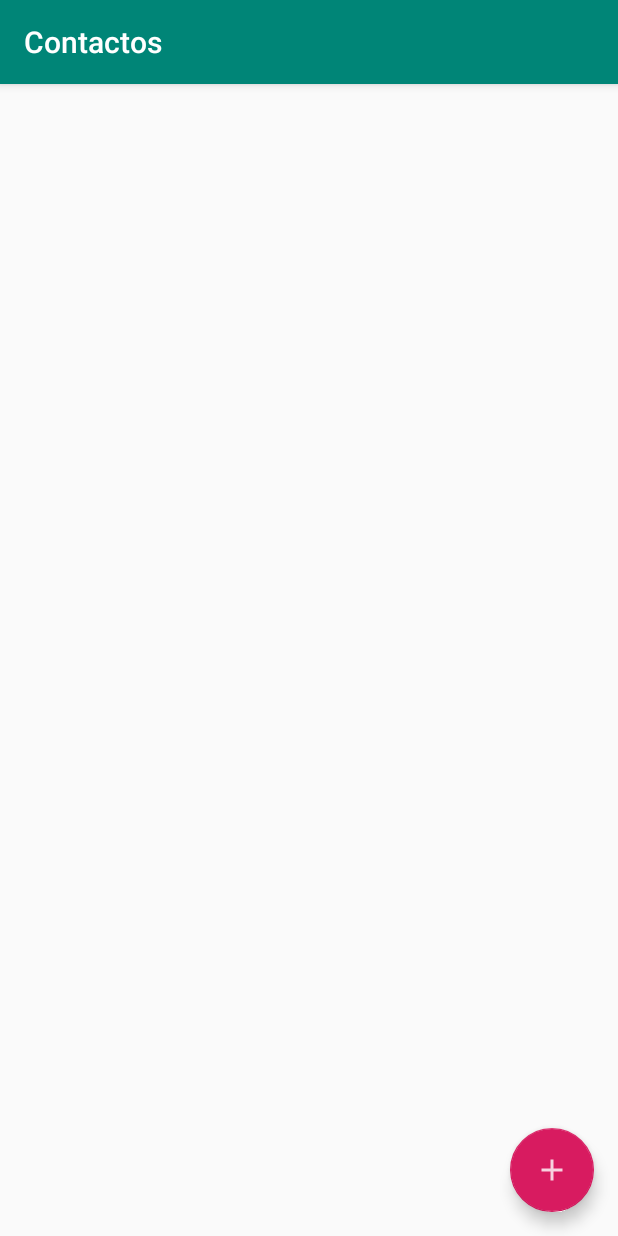
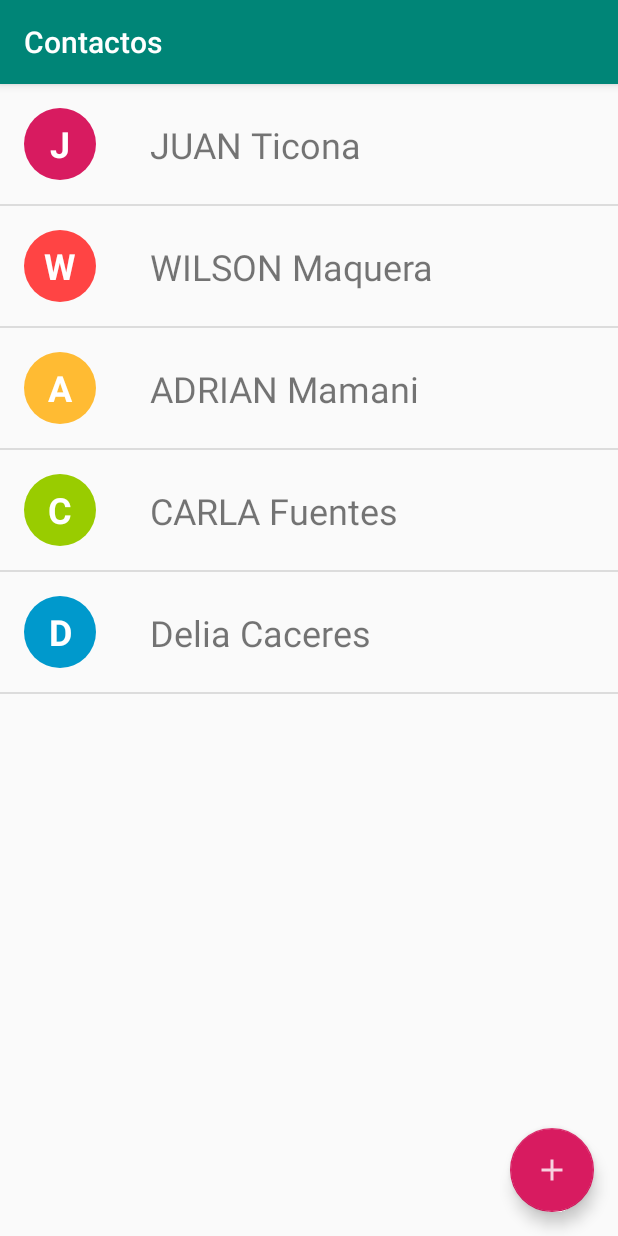
Before and after one commit to ArlynC/ORMRoom, an Android app: the screen it shows after launch (MainActivity), on a phone screen of 412 x 824 dp. Run offline under Robolectric (Android 15) with nearby library versions, the phone set to English and light mode, and no system bars.

Commit message:
recyclerview

```diff
--- a/app/src/main/AndroidManifest.xml
+++ b/app/src/main/AndroidManifest.xml
@@ -9,7 +9,8 @@
         android:roundIcon="@mipmap/ic_launcher_round"
         android:supportsRtl="true"
         android:theme="@style/AppTheme">
-        <activity android:name=".CreateContact"></activity>
+        <activity android:name=".UpdateContact"></activity>
+        <activity android:name=".CreateContact" />
         <activity android:name=".MainActivity">
             <intent-filter>
                 <action android:name="android.intent.action.MAIN" />
--- /dev/null
+++ b/app/src/main/java/com/example/ormroomupt/AdapterContacto.java
@@ -0,0 +1,57 @@
+package com.example.ormroomupt;
+
+import android.content.Context;
+import android.content.Intent;
+import android.graphics.drawable.GradientDrawable;
+import android.view.LayoutInflater;
+import android.view.View;
+import android.view.ViewGroup;
+import android.widget.TextView;
+
+import androidx.recyclerview.widget.RecyclerView;
+
+import java.util.ArrayList;
+import java.util.List;
+
+public class AdapterContacto extends RecyclerView.Adapter<AdapterContacto.ViewHolder> {
+    private LayoutInflater inflador; List<Contacto> contactList; Context micontext; private int[] colors;
+    public AdapterContacto(Context context, ArrayList<Contacto> contactList, int[] colors) {
+        this.contactList= contactList; this.micontext=context; this.colors = colors;
+        inflador = (LayoutInflater) context.getSystemService(Context.LAYOUT_INFLATER_SERVICE);
+    }
+    @Override
+    public ViewHolder onCreateViewHolder(ViewGroup parent, int viewType) {
+        View v = inflador.inflate(R.layout.item_contacto, parent, false);return new ViewHolder(v);
+    }
+    @Override
+    public void onBindViewHolder(ViewHolder holder, final int i) {
+        Contacto contact = contactList.get(i);
+        String fullName = contact.getFirstName() + " " + contact.getLastName();
+        holder.mNameTextView.setText(fullName);
+        String initial = contact.getFirstName().toUpperCase().substring(0, 1);
+        holder.mInitialsTextView.setText(initial);
+        holder.mInitialsBackground.setColor(colors[i % colors.length]);
+        holder.itemView.setOnClickListener(new View.OnClickListener(){
+            @Override
+            public void onClick(View v) {
+                Intent intent = new Intent(micontext, UpdateContact.class);
+                intent.putExtra(UpdateContact.EXTRA_CONTACT_ID, contact.getPhoneNumber());
+                ((MainActivity)micontext).startActivityForResult(intent, 2);
+            }
+        });
+    }
+    @Override
+    public int getItemCount() { return contactList.size(); }
+    public class ViewHolder extends RecyclerView.ViewHolder {
+        private TextView mNameTextView;private TextView mInitialsTextView;private GradientDrawable mInitialsBackground;
+        ViewHolder(View itemView) {
+            super(itemView);
+            mInitialsTextView = itemView.findViewById(R.id.initialsTextView);
+            mNameTextView = itemView.findViewById(R.id.nameTextView);
+            mInitialsBackground = (GradientDrawable) mInitialsTextView.getBackground();
+        }
+    }
+    void updateData(List<Contacto> contacts) {
+        this.contactList = contacts; notifyDataSetChanged();
+    }
+}
--- /dev/null
+++ b/app/src/main/java/com/example/ormroomupt/Contacto.java
@@ -0,0 +1,43 @@
+package com.example.ormroomupt;
+
+import androidx.annotation.NonNull;
+
+import java.util.Date;
+
+public class Contacto {
+    private String firstName;
+    private String lastName;
+    @NonNull
+    private String phoneNumber;
+    private Date createdDate;
+    public Contacto(String firstName, String lastName, @NonNull String phoneNumber) {
+        this.firstName = firstName;
+        this.lastName = lastName;
+        this.phoneNumber = phoneNumber;
+    }
+    public String getFirstName() {
+        return firstName;
+    }
+    public void setFirstName(String firstName) {
+        this.firstName = firstName;
+    }
+    public String getLastName() {
+        return lastName;
+    }
+    public void setLastName(String lastName) {
+        this.lastName = lastName;
+    }
+    @NonNull
+    public String getPhoneNumber() {
+        return phoneNumber;
+    }
+    public void setPhoneNumber(@NonNull String phoneNumber) {
+        this.phoneNumber = phoneNumber;
+    }
+    public Date getCreatedDate() {
+        return createdDate;
+    }
+    public void setCreatedDate(Date createdDate) {
+        this.createdDate = createdDate;
+    }
+}
--- a/app/src/main/java/com/example/ormroomupt/MainActivity.java
+++ b/app/src/main/java/com/example/ormroomupt/MainActivity.java
@@ -1,6 +1,9 @@
 package com.example.ormroomupt;
 
 import androidx.appcompat.app.AppCompatActivity;
+import androidx.core.content.ContextCompat;
+import androidx.recyclerview.widget.LinearLayoutManager;
+import androidx.recyclerview.widget.RecyclerView;
 
 import android.content.Intent;
 import android.os.Bundle;
@@ -8,11 +11,18 @@ import android.view.View;
 
 import com.google.android.material.floatingactionbutton.FloatingActionButton;
 
+import java.util.ArrayList;
+import java.util.List;
+
 public class MainActivity extends AppCompatActivity {
 
     private FloatingActionButton mAddContactFloatingActionButton;
     private static final int RC_CREATE_CONTACT = 1;
     private static final int RC_UPDATE_CONTACT = 2;
+
+    private RecyclerView mContactsRecyclerView;
+    private AdapterContacto mContactRecyclerAdapter;
+    private List<Contacto> misdatos;
     @Override
     protected void onCreate(Bundle savedInstanceState) {
         super.onCreate(savedInstanceState);
@@ -25,6 +35,18 @@ public class MainActivity extends AppCompatActivity {
                 startActivityForResult(intent, RC_CREATE_CONTACT);
             }
         });
+
+        mContactsRecyclerView = findViewById(R.id.contactsRecyclerView);
+        mContactsRecyclerView.setLayoutManager(new LinearLayoutManager(this));
+        int colors[] = {ContextCompat.getColor(this, R.color.colorAccent),
+                ContextCompat.getColor(this, android.R.color.holo_red_light),
+                ContextCompat.getColor(this, android.R.color.holo_orange_light),
+                ContextCompat.getColor(this, android.R.color.holo_green_light),
+                ContextCompat.getColor(this, android.R.color.holo_blue_dark),
+                ContextCompat.getColor(this, android.R.color.holo_purple)};
+        mContactRecyclerAdapter = new AdapterContacto(this, new ArrayList<Contacto>(), colors);
+        mContactsRecyclerView.setAdapter(mContactRecyclerAdapter);
+        loadContacts();
     }
     @Override
     protected void onActivityResult(int requestCode, int resultCode, Intent data) {
@@ -35,4 +57,13 @@ public class MainActivity extends AppCompatActivity {
 // loadContacts();
         }
     }
+    private void loadContacts() {
+        misdatos = new ArrayList<>();
+        misdatos.add( new Contacto("JUAN", "Ticona", "952002434"));
+        misdatos.add( new Contacto("WILSON", "Maquera", "954350345"));
+        misdatos.add(new Contacto("ADRIAN", "Mamani", "943545453"));
+        misdatos.add( new Contacto("CARLA", "Fuentes", "954543534"));
+        misdatos.add(new Contacto("Delia", "Caceres", "969558585"));
+        mContactRecyclerAdapter.updateData(misdatos);
+    }
 }
--- /dev/null
+++ b/app/src/main/res/drawable/round_text_drawable.xml
@@ -0,0 +1,5 @@
+<?xml version="1.0" encoding="utf-8"?>
+<shape xmlns:android="http://schemas.android.com/apk/res/android"
+    android:shape="oval">
+    <solid android:color="@color/colorAccent" />
+</shape>
--- /dev/null
+++ b/app/src/main/res/layout/item_contacto.xml
@@ -0,0 +1,37 @@
+<?xml version="1.0" encoding="utf-8"?>
+<RelativeLayout xmlns:android="http://schemas.android.com/apk/res/android"
+    xmlns:tools="http://schemas.android.com/tools"
+    android:layout_width="match_parent"
+    android:layout_height="wrap_content"
+    android:background="?selectableItemBackground"
+    android:clickable="true"
+    android:focusable="true"
+    android:orientation="vertical">
+    <TextView
+        android:id="@+id/initialsTextView"
+        android:layout_width="48dp"
+        android:layout_margin="16dp"
+        android:layout_height="48dp"
+        android:background="@drawable/round_text_drawable"
+        android:gravity="center"
+        android:textColor="@android:color/white"
+        android:textSize="24sp"
+        android:textStyle="bold"
+        tools:text="G" />
+    <TextView
+        android:id="@+id/nameTextView"
+        android:layout_width="wrap_content"
+        android:layout_height="wrap_content"
+        android:layout_centerVertical="true"
+        android:layout_marginLeft="20dp"
+        android:layout_marginStart="20dp"
+        android:layout_toEndOf="@id/initialsTextView"
+        android:layout_toRightOf="@id/initialsTextView"
+        android:textSize="24sp"
+        tools:text="Gurleen Sethi" />
+    <View
+        android:layout_width="match_parent"
+        android:layout_height="1dp"
+        android:layout_below="@id/initialsTextView"
+        android:background="?attr/dividerHorizontal"/>
+</RelativeLayout>
```
Also changed, not shown: app/src/main/java/com/example/ormroomupt/UpdateContact.java (added, +53 -0 lines), app/src/main/res/drawable-anydpi/ic_delete.xml (added, +11 -0 lines), app/src/main/res/layout/activity_update_contact.xml (added, +78 -0 lines), app/src/main/res/menu/menu.xml (added, +9 -0 lines), app/src/main/res/drawable-hdpi/ic_delete.png (added), app/src/main/res/drawable-mdpi/ic_delete.png (added), app/src/main/res/drawable-xhdpi/ic_delete.png (added), app/src/main/res/drawable-xxhdpi/ic_delete.png (added).
